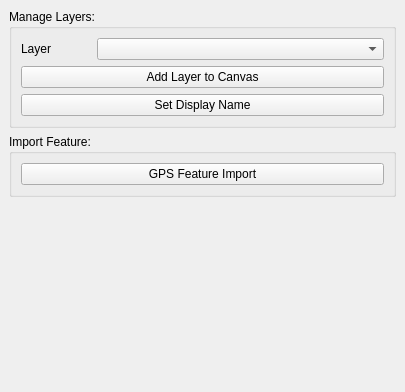
gltn/stdm, file ui/ui_spatial_unit_manager.ui: the form before one commit.
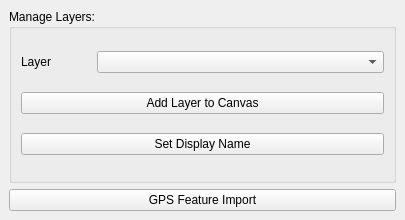
The form after the commit.

What changed in the file:
```diff
--- a/ui/ui_spatial_unit_manager.ui
+++ b/ui/ui_spatial_unit_manager.ui
@@ -7,50 +7,28 @@
     <x>0</x>
     <y>0</y>
     <width>405</width>
-    <height>392</height>
+    <height>220</height>
    </rect>
   </property>
+  <property name="sizePolicy">
+   <sizepolicy hsizetype="Preferred" vsizetype="Preferred">
+    <horstretch>0</horstretch>
+    <verstretch>0</verstretch>
+   </sizepolicy>
+  </property>
   <property name="windowTitle">
    <string>DockWidget</string>
   </property>
   <widget class="QWidget" name="dockWidgetContents">
    <layout class="QGridLayout" name="gridLayout_2">
-    <item row="4" column="0">
-     <spacer name="verticalSpacer">
-      <property name="orientation">
-       <enum>Qt::Vertical</enum>
-      </property>
-      <property name="sizeHint" stdset="0">
-       <size>
-        <width>20</width>
-        <height>119</height>
-       </size>
-      </property>
-     </spacer>
-    </item>
-    <item row="2" column="0">
-     <widget class="QGroupBox" name="groupBox_2">
-      <property name="minimumSize">
-       <size>
-        <width>0</width>
-        <height>0</height>
-       </size>
-      </property>
-      <property name="title">
-       <string>Import Feature:</string>
-      </property>
-      <layout class="QGridLayout" name="gridLayout_3">
-       <item row="0" column="0">
-        <widget class="QPushButton" name="import_gpx_file_button">
-         <property name="text">
-          <string>GPS Feature Import</string>
-         </property>
-        </widget>
-       </item>
-      </layout>
-     </widget>
-    </item>
     <item row="1" column="0">
+     <widget class="QPushButton" name="import_gpx_file_button">
+      <property name="text">
+       <string>GPS Feature Import</string>
+      </property>
+     </widget>
+    </item>
+    <item row="0" column="0">
      <widget class="QGroupBox" name="groupBox">
       <property name="sizeIncrement">
        <size>
```
Left out of the diff: 3 changed lines with no effect on the pictures.
